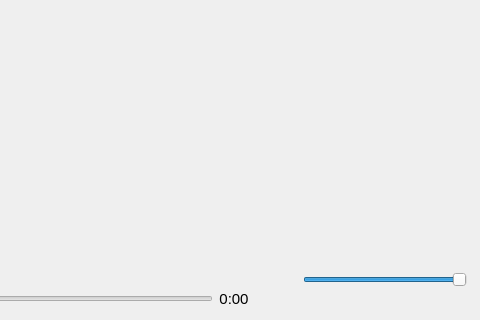
This is src/audio/audiowidget.ui in handy-sun/qitools as Qt 5 draws it before an edit; both pictures show x 635 to 1115 and y 363 to 683 of the 1115 by 683 pixel window. The edited form follows.
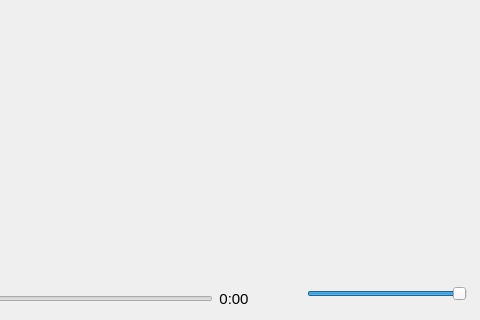
This is the edited form.

Patch:
```diff
--- a/src/audio/audiowidget.ui
+++ b/src/audio/audiowidget.ui
@@ -248,22 +248,29 @@
        </layout>
       </item>
       <item>
-       <layout class="QHBoxLayout" name="horizontalLayout">
-        <property name="spacing">
-         <number>2</number>
-        </property>
+       <layout class="QGridLayout" name="gridLayout" rowstretch="1,1" columnstretch="1,1,3">
         <property name="leftMargin">
          <number>6</number>
         </property>
         <property name="rightMargin">
          <number>6</number>
         </property>
-        <item>
+        <property name="verticalSpacing">
+         <number>1</number>
+        </property>
+        <item row="0" column="0">
+         <widget class="QPushButton" name="btnLoadImage">
+          <property name="flat">
+           <bool>true</bool>
+          </property>
+         </widget>
+        </item>
+        <item row="1" column="0">
          <widget class="QPushButton" name="btnVol">
           <property name="minimumSize">
            <size>
             <width>32</width>
-            <height>32</height>
+            <height>26</height>
            </size>
           </property>
           <property name="flat">
@@ -271,7 +278,14 @@
           </property>
          </widget>
         </item>
-        <item>
+        <item row="0" column="1">
+         <widget class="QPushButton" name="btnSaveNew">
+          <property name="flat">
+           <bool>true</bool>
+          </property>
+         </widget>
+        </item>
+        <item row="1" column="1" colspan="2">
          <widget class="QSlider" name="sliderVol">
           <property name="value">
            <number>99</number>
```
